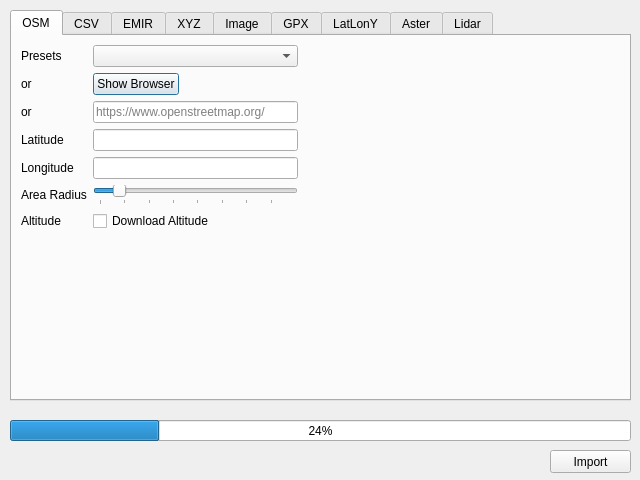
This is GeoDataImportDialog.ui in rostskadat/FreeCAD-geodata as Qt 5 draws it before an edit. The edited form follows.
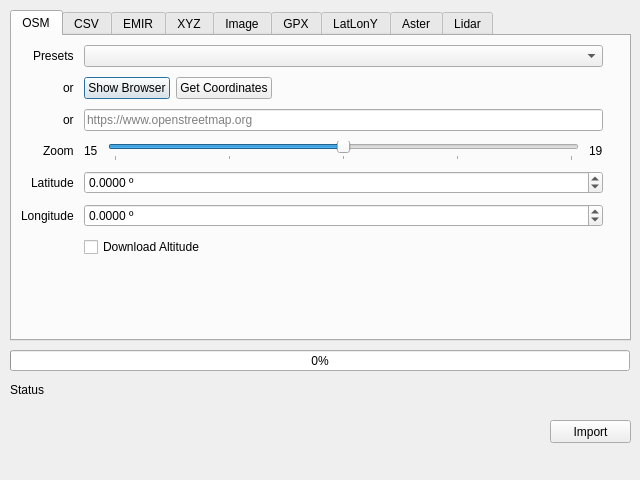
This is the edited form.

```diff
--- a/GeoDataImportDialog.ui
+++ b/GeoDataImportDialog.ui
@@ -10,19 +10,31 @@
     <height>480</height>
    </rect>
   </property>
+  <property name="minimumSize">
+   <size>
+    <width>640</width>
+    <height>480</height>
+   </size>
+  </property>
   <property name="windowTitle">
    <string>Import Geo Data</string>
   </property>
   <property name="toolTip">
    <string>Import Geo Data from different sources</string>
   </property>
+  <property name="sizeGripEnabled">
+   <bool>false</bool>
+  </property>
+  <property name="modal">
+   <bool>false</bool>
+  </property>
   <widget class="QTabWidget" name="tabWidget">
    <property name="geometry">
     <rect>
      <x>10</x>
      <y>10</y>
      <width>621</width>
-     <height>391</height>
+     <height>331</height>
     </rect>
    </property>
    <property name="currentIndex">
@@ -31,8 +43,8 @@
    <widget class="QWidget" name="tabOSM">
     <property name="maximumSize">
      <size>
-      <width>295</width>
-      <height>205</height>
+      <width>600</width>
+      <height>480</height>
      </size>
     </property>
     <property name="toolTip">
@@ -47,9 +59,36 @@
     <layout class="QFormLayout" name="formLayout_2">
      <item row="0" column="0" colspan="2">
       <layout class="QFormLayout" name="formLayout">
+       <property name="sizeConstraint">
+        <enum>QLayout::SetDefaultConstraint</enum>
+       </property>
+       <property name="fieldGrowthPolicy">
+        <enum>QFormLayout::AllNonFixedFieldsGrow</enum>
+       </property>
+       <property name="rowWrapPolicy">
+        <enum>QFormLayout::DontWrapRows</enum>
+       </property>
+       <property name="labelAlignment">
+        <set>Qt::AlignRight|Qt::AlignTrailing|Qt::AlignVCenter</set>
+       </property>
        <property name="formAlignment">
         <set>Qt::AlignLeading|Qt::AlignLeft|Qt::AlignTop</set>
        </property>
+       <property name="horizontalSpacing">
+        <number>10</number>
+       </property>
+       <property name="verticalSpacing">
+        <number>10</number>
+       </property>
+       <property name="leftMargin">
+        <number>0</number>
+       </property>
+       <property name="topMargin">
+        <number>0</number>
+       </property>
+       <property name="rightMargin">
+        <number>0</number>
+       </property>
        <item row="0" column="0">
         <widget class="QLabel" name="label">
          <property name="text">
@@ -64,6 +103,13 @@
          </property>
         </widget>
        </item>
+       <item row="1" column="0">
+        <widget class="QLabel" name="label_5">
+         <property name="text">
+          <string>or</string>
+         </property>
+        </widget>
+       </item>
        <item row="1" column="1">
         <layout class="QHBoxLayout" name="horizontalLayout">
          <property name="spacing">
@@ -79,7 +125,7 @@
           <number>0</number>
          </property>
          <item>
-          <widget class="QPushButton" name="openBrowser">
+          <widget class="QPushButton" name="btnOpenBrowserWindow">
            <property name="toolTip">
             <string>Open OpenStreeMap in a browser</string>
            </property>
@@ -88,6 +134,16 @@
            </property>
           </widget>
          </item>
+         <item>
+          <widget class="QPushButton" name="btnGetCoordFromBrowser">
+           <property name="toolTip">
+            <string>Get the URL of the open browser tab</string>
+           </property>
+           <property name="text">
+            <string>Get Coordinates</string>
+           </property>
+          </widget>
+         </item>
          <item>
           <spacer name="horizontalSpacer">
            <property name="orientation">
@@ -103,118 +159,165 @@
          </item>
         </layout>
        </item>
+       <item row="2" column="0">
+        <widget class="QLabel" name="label_7">
+         <property name="text">
+          <string>or</string>
+         </property>
+        </widget>
+       </item>
        <item row="2" column="1">
-        <layout class="QHBoxLayout" name="horizontalLayout_2">
-         <item>
-          <widget class="QLineEdit" name="lineEdit">
-           <property name="toolTip">
-            <string>Copy an URL</string>
-           </property>
-           <property name="whatsThis">
-            <string>copy an URL</string>
-           </property>
-           <property name="accessibleDescription">
-            <string>copy an URL</string>
-           </property>
-           <property name="inputMask">
-            <string/>
-           </property>
-           <property name="text">
-            <string/>
-           </property>
-           <property name="placeholderText">
-            <string>https://www.openstreetmap.org/</string>
-           </property>
-          </widget>
-         </item>
-        </layout>
+        <widget class="QLineEdit" name="url">
+         <property name="toolTip">
+          <string>Copy an OSM URL</string>
+         </property>
+         <property name="whatsThis">
+          <string>The OSM map URL to download</string>
+         </property>
+         <property name="accessibleDescription">
+          <string>The OSM map URL to download</string>
+         </property>
+         <property name="placeholderText">
+          <string>https://www.openstreetmap.org</string>
+         </property>
+        </widget>
        </item>
-       <item row="3" column="0">
+       <item row="5" column="0">
         <widget class="QLabel" name="label_2">
          <property name="text">
           <string>Latitude</string>
          </property>
         </widget>
        </item>
-       <item row="3" column="1">
-        <widget class="QLineEdit" name="latitue"/>
-       </item>
-       <item row="4" column="0">
+       <item row="6" column="0">
         <widget class="QLabel" name="label_3">
          <property name="text">
           <string>Longitude</string>
          </property>
         </widget>
        </item>
-       <item row="4" column="1">
-        <widget class="QLineEdit" name="longitude"/>
+       <item row="9" column="1">
+        <widget class="QCheckBox" name="downloadAltitude">
+         <property name="text">
+          <string>Download Altitude</string>
+         </property>
+        </widget>
        </item>
-       <item row="5" column="0">
+       <item row="3" column="0">
         <widget class="QLabel" name="label_6">
          <property name="text">
-          <string>Area Radius</string>
+          <string>Zoom</string>
          </property>
         </widget>
        </item>
+       <item row="3" column="1">
+        <layout class="QHBoxLayout" name="horizontalLayout_2">
+         <property name="leftMargin">
+          <number>0</number>
+         </property>
+         <item>
+          <widget class="QLabel" name="label_4">
+           <property name="text">
+            <string>15</string>
+           </property>
+          </widget>
+         </item>
+         <item>
+          <widget class="QSlider" name="zoom">
+           <property name="toolTip">
+            <string>Radius of the area to download</string>
+           </property>
+           <property name="minimum">
+            <number>15</number>
+           </property>
+           <property name="maximum">
+            <number>19</number>
+           </property>
+           <property name="singleStep">
+            <number>1</number>
+           </property>
+           <property name="pageStep">
+            <number>1</number>
+           </property>
+           <property name="value">
+            <number>17</number>
+           </property>
+           <property name="tracking">
+            <bool>true</bool>
+           </property>
+           <property name="orientation">
+            <enum>Qt::Horizontal</enum>
+           </property>
+           <property name="invertedAppearance">
+            <bool>false</bool>
+           </property>
+           <property name="invertedControls">
+            <bool>true</bool>
+           </property>
+           <property name="tickPosition">
+            <enum>QSlider::TicksBelow</enum>
+           </property>
+           <property name="tickInterval">
+            <number>1</number>
+           </property>
+          </widget>
+         </item>
+         <item>
+          <widget class="QLabel" name="label_8">
+           <property name="text">
+            <string>19</string>
+           </property>
+          </widget>
+         </item>
+        </layout>
+       </item>
        <item row="5" column="1">
-        <widget class="QSlider" name="horizontalSlider">
+        <widget class="QDoubleSpinBox" name="latitude">
          <property name="toolTip">
-          <string>Radius of the area to download</string>
+          <string>The latitude</string>
+         </property>
+         <property name="suffix">
+          <string> º</string>
+         </property>
+         <property name="decimals">
+          <number>4</number>
          </property>
          <property name="minimum">
-          <number>100</number>
+          <double>-90.000000000000000</double>
          </property>
          <property name="maximum">
-          <number>4000</number>
+          <double>90.000000000000000</double>
          </property>
          <property name="singleStep">
-          <number>100</number>
+          <double>0.000000000000000</double>
          </property>
-         <property name="pageStep">
-          <number>500</number>
+         <property name="stepType">
+          <enum>QAbstractSpinBox::AdaptiveDecimalStepType</enum>
          </property>
          <property name="value">
-          <number>500</number>
-         </property>
-         <property name="tracking">
-          <bool>true</bool>
-         </property>
-         <property name="orientation">
-          <enum>Qt::Horizontal</enum>
-         </property>
-         <property name="tickPosition">
-          <enum>QSlider::TicksBelow</enum>
-         </property>
-         <property name="tickInterval">
-          <number>500</number>
-         </property>
-        </widget>
-       </item>
-       <item row="6" column="0">
-        <widget class="QLabel" name="label_4">
-         <property name="text">
-          <string>Altitude</string>
+          <double>0.000000000000000</double>
          </property>
         </widget>
        </item>
        <item row="6" column="1">
-        <widget class="QCheckBox" name="downloadAltitude">
-         <property name="text">
-          <string>Download Altitude</string>
+        <widget class="QDoubleSpinBox" name="longitude">
+         <property name="toolTip">
+          <string>The longitude</string>
          </property>
-        </widget>
-       </item>
-       <item row="1" column="0">
-        <widget class="QLabel" name="label_5">
-         <property name="text">
-          <string>or</string>
+         <property name="wrapping">
+          <bool>true</bool>
          </property>
-        </widget>
-       </item>
-       <item row="2" column="0">
-        <widget class="QLabel" name="label_7">
-         <property name="text">
-          <string>or</string>
+         <property name="suffix">
+          <string> º</string>
+         </property>
+         <property name="decimals">
+          <number>4</number>
+         </property>
+         <property name="minimum">
+          <double>-180.000000000000000</double>
+         </property>
+         <property name="maximum">
+          <double>180.000000000000000</double>
          </property>
         </widget>
        </item>
@@ -263,11 +366,11 @@
     </attribute>
    </widget>
   </widget>
-  <widget class="QPushButton" name="buttonImport">
+  <widget class="QPushButton" name="btnImport">
    <property name="geometry">
     <rect>
      <x>550</x>
-     <y>450</y>
+     <y>420</y>
      <width>81</width>
      <height>23</height>
     </rect>
@@ -283,13 +386,32 @@
    <property name="geometry">
     <rect>
      <x>10</x>
-     <y>420</y>
-     <width>621</width>
+     <y>350</y>
+     <width>620</width>
      <height>21</height>
     </rect>
    </property>
    <property name="value">
-    <number>24</number>
+    <number>0</number>
+   </property>
+  </widget>
+  <widget class="QLabel" name="status">
+   <property name="geometry">
+    <rect>
+     <x>10</x>
+     <y>380</y>
+     <width>620</width>
+     <height>20</height>
+    </rect>
+   </property>
+   <property name="minimumSize">
+    <size>
+     <width>0</width>
+     <height>0</height>
+    </size>
+   </property>
+   <property name="text">
+    <string>Status</string>
    </property>
   </widget>
   <action name="actionImport">
```
Left out of the diff: 17 changed lines with no effect on the pictures.
